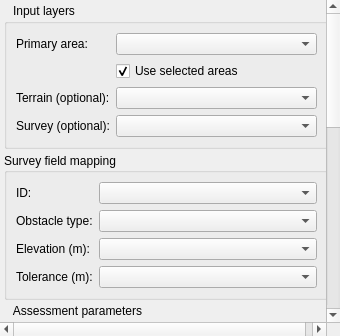
Qt form Q_Pansopy/ui/utilities/qpansopy_primary_area_assessment_dockwidget.ui (FLYGHT7/qpansopy) before a commit.
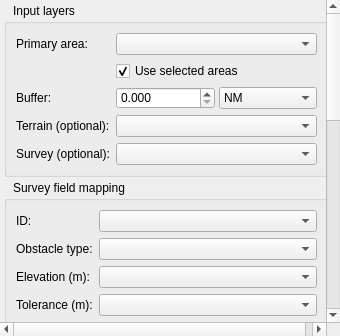
The same form after that commit. Custom widgets are drawn as their Qt base class.

Commit message: Add OCA rounding control and area buffer input to primary area assessment dockwidget

Patch:
```diff
--- a/Q_Pansopy/ui/utilities/qpansopy_primary_area_assessment_dockwidget.ui
+++ b/Q_Pansopy/ui/utilities/qpansopy_primary_area_assessment_dockwidget.ui
@@ -28,16 +28,44 @@
        <item row="0" column="0"><widget class="QLabel" name="areaLabel"><property name="text"><string>Primary area:</string></property></widget></item>
        <item row="0" column="1"><widget class="QgsMapLayerComboBox" name="areaLayerComboBox"/></item>
        <item row="1" column="1"><widget class="QCheckBox" name="useSelectedAreaCheckBox"><property name="text"><string>Use selected areas</string></property><property name="checked"><bool>true</bool></property></widget></item>
-       <item row="2" column="0"><widget class="QLabel" name="terrainLabel"><property name="text"><string>Terrain (optional):</string></property></widget></item>
-       <item row="2" column="1"><widget class="QgsMapLayerComboBox" name="terrainLayerComboBox"/></item>
-       <item row="3" column="0"><widget class="QLabel" name="obstacleLabel"><property name="text"><string>Survey (optional):</string></property></widget></item>
-       <item row="3" column="1"><widget class="QgsMapLayerComboBox" name="obstacleLayerComboBox"/></item>
+       <item row="2" column="0"><widget class="QLabel" name="areaBufferLabel"><property name="text"><string>Buffer:</string></property></widget></item>
+       <item row="2" column="1">
+        <widget class="QWidget" name="areaBufferWidget" native="true">
+         <layout class="QHBoxLayout" name="areaBufferLayout">
+          <property name="spacing"><number>4</number></property>
+          <property name="margin"><number>0</number></property>
+          <item>
+           <widget class="QDoubleSpinBox" name="areaBufferDoubleSpinBox">
+            <property name="decimals"><number>3</number></property>
+            <property name="minimum"><double>0.000000000000000</double></property>
+            <property name="maximum"><double>99999.000000000000000</double></property>
+            <property name="singleStep"><double>0.100000000000000</double></property>
+            <property name="value"><double>0.000000000000000</double></property>
+           </widget>
+          </item>
+          <item>
+           <widget class="QComboBox" name="areaBufferUnitComboBox">
+            <item><property name="text"><string>NM</string></property></item>
+            <item><property name="text"><string>m</string></property></item>
+           </widget>
+          </item>
+         </layout>
+        </widget>
+       </item>
+       <item row="3" column="0"><widget class="QLabel" name="terrainLabel"><property name="text"><string>Terrain (optional):</string></property></widget></item>
+       <item row="3" column="1"><widget class="QgsMapLayerComboBox" name="terrainLayerComboBox"/></item>
+       <item row="4" column="0"><widget class="QLabel" name="obstacleLabel"><property name="text"><string>Survey (optional):</string></property></widget></item>
+       <item row="4" column="1"><widget class="QgsMapLayerComboBox" name="obstacleLayerComboBox"/></item>
       </layout>
      </widget>
     </item>
     <item>
-     <widget class="QGroupBox" name="fieldMappingGroup">
+     <widget class="QgsCollapsibleGroupBoxBasic" name="fieldMappingGroup">
       <property name="title"><string>Survey field mapping</string></property>
+      <property name="collapsed" stdset="0"><bool>false</bool></property>
+      <property name="flat"><bool>true</bool></property>
+      <property name="alignment"><set>Qt::AlignLeading|Qt::AlignLeft|Qt::AlignVCenter</set></property>
+      <property name="styleSheet"><string notr="true">QGroupBox::title { subcontrol-origin: margin; subcontrol-position: top left; left: 7px; font-weight: bold; }</string></property>
       <layout class="QFormLayout" name="fieldFormLayout">
        <item row="0" column="0"><widget class="QLabel" name="idFieldLabel"><property name="text"><string>ID:</string></property></widget></item>
        <item row="0" column="1"><widget class="QComboBox" name="idFieldComboBox"/></item>
@@ -63,6 +91,16 @@
        <item row="1" column="1"><widget class="QDoubleSpinBox" name="terrainToleranceDoubleSpinBox"><property name="decimals"><number>3</number></property><property name="maximum"><double>99999.000000000000000</double></property><property name="value"><double>50.000000000000000</double></property></widget></item>
        <item row="2" column="0"><widget class="QCheckBox" name="overrideToleranceCheckBox"><property name="text"><string>Override survey obstacle tolerance</string></property></widget></item>
        <item row="2" column="1"><widget class="QDoubleSpinBox" name="overrideToleranceDoubleSpinBox"><property name="decimals"><number>3</number></property><property name="maximum"><double>99999.000000000000000</double></property></widget></item>
+       <item row="3" column="0"><widget class="QLabel" name="ocaRoundingLabel"><property name="text"><string>OCA publication increment (ft):</string></property></widget></item>
+       <item row="3" column="1">
+        <widget class="QComboBox" name="ocaRoundingComboBox">
+         <property name="currentIndex"><number>3</number></property>
+         <item><property name="text"><string>1</string></property></item>
+         <item><property name="text"><string>5</string></property></item>
+         <item><property name="text"><string>10</string></property></item>
+         <item><property name="text"><string>100</string></property></item>
+        </widget>
+       </item>
       </layout>
      </widget>
     </item>
```
The commit also changes 4 other files.
